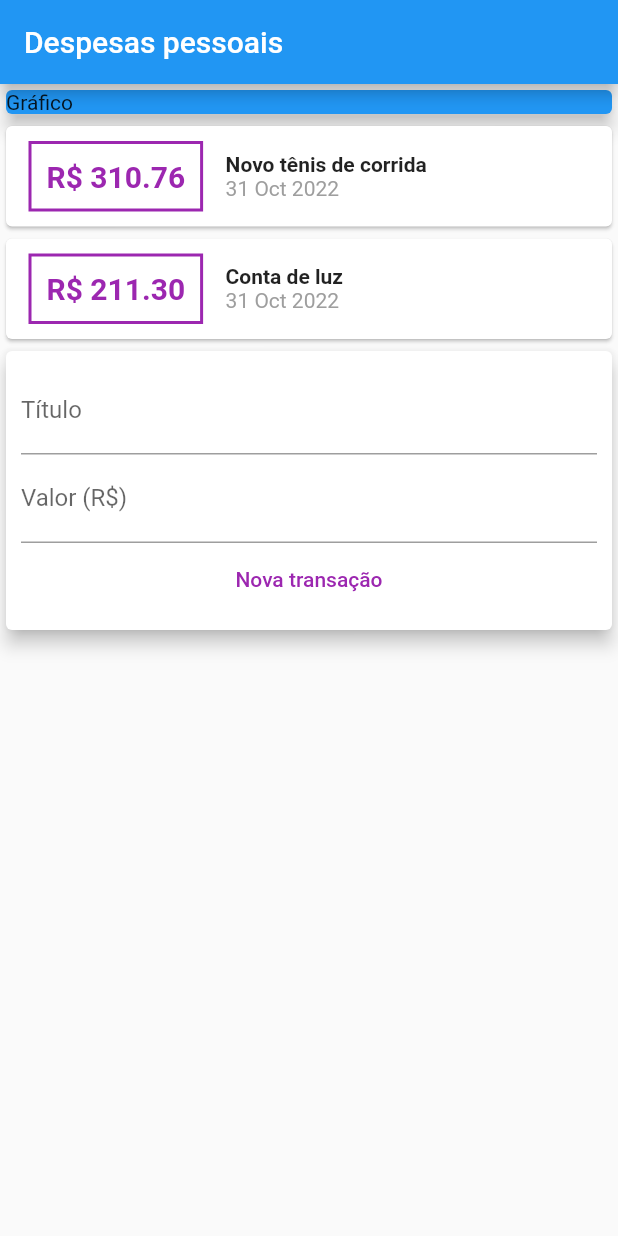
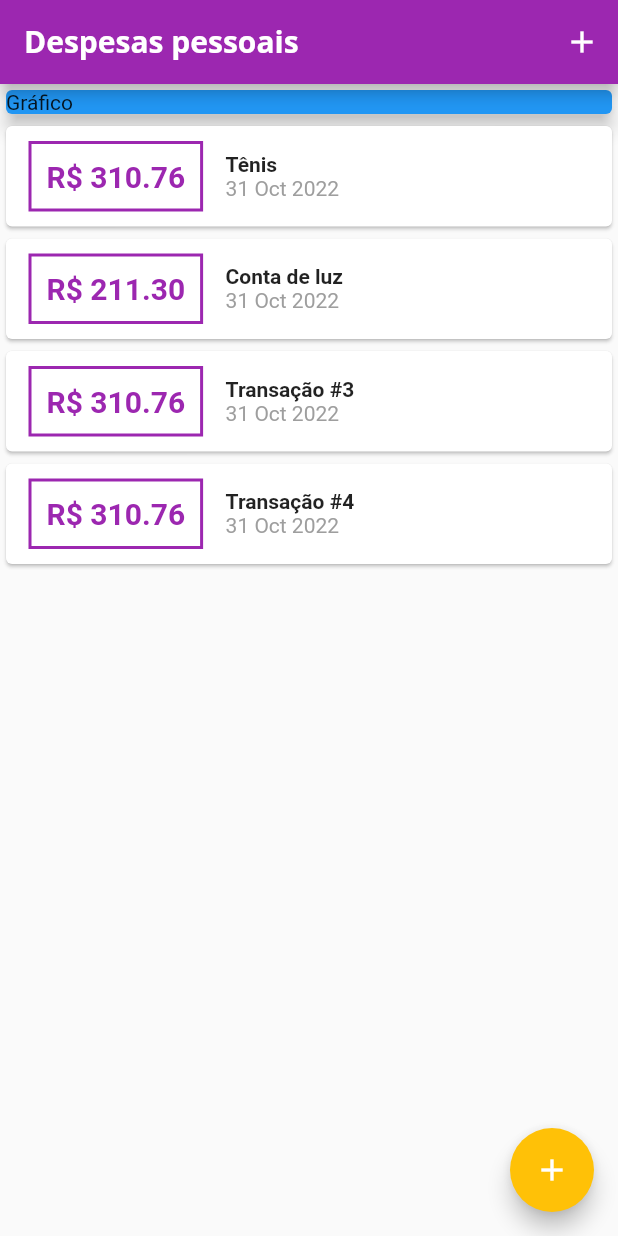
Before and after one commit to xFabriicioJS/despesas-pessoais, a Flutter app: the screen it shows after launch, on a phone screen of 412 x 824 dp. Run offline on Flutter 3.47's test engine with Material 2 defaults, Android fonts, the phone set to English and light mode, and no system bars; Roboto replaces fonts that are missing (Open Sans).

Commit message:
diversas alterações

```diff
--- a/lib/components/transaction_user.dart
+++ /dev/null
@@ -1,48 +0,0 @@
-import 'dart:math';
-
-import 'package:expenses/components/transactions_form.dart';
-import 'package:expenses/components/transactions_list.dart';
-import 'package:expenses/models/transactions.dart';
-import 'package:flutter/cupertino.dart';
-
-class TransactionUser extends StatefulWidget {
-  const TransactionUser({super.key});
-
-  @override
-  State<TransactionUser> createState() => _TransactionUserState();
-}
-
-class _TransactionUserState extends State<TransactionUser> {
-  final List<Transactions> _transactions = [
-    Transactions(
-        id: 't1',
-        title: 'Novo tênis de corrida',
-        value: 310.76,
-        date: DateTime.now()),
-    Transactions(
-        id: 't2', title: 'Conta de luz', value: 211.30, date: DateTime.now()),
-  ];
-
-  _addTransaction(String title, double value) {
-    final newTransaction = Transactions(
-        id: Random().nextDouble().toString(),
-        title: title,
-        value: value,
-        date: DateTime.now());
-
-    // Alterando o estado da aplicação, alterando a lista, adicionando a nova transação
-    setState(() {
-      _transactions.add(newTransaction);
-    });
-  }
-
-  @override
-  Widget build(BuildContext context) {
-    return Column(
-      children: [
-        TransactionList(_transactions),
-        TransactionForm(_addTransaction)
-      ],
-    );
-  }
-}
--- a/lib/components/transactions_form.dart
+++ b/lib/components/transactions_form.dart
@@ -1,11 +1,29 @@
 import 'package:flutter/material.dart';
 
-class TransactionForm extends StatelessWidget {
+class TransactionForm extends StatefulWidget {
   final void Function(String, double) onSubmit;
 
   TransactionForm(this.onSubmit, {super.key});
 
+  @override
+  State<TransactionForm> createState() => _TransactionFormState();
+}
+
+class _TransactionFormState extends State<TransactionForm> {
+  _submitForm() {
+    final title = titleController.text;
+    final value = double.tryParse(valueController.text) ?? 0.0;
+
+    if (title.isEmpty || value <= 0.0) {
+      //cortará a função e não permitirá seu prosseguimento.
+      return;
+    }
+
+    widget.onSubmit(title, value);
+  }
+
   final titleController = TextEditingController();
+
   final valueController = TextEditingController();
 
   @override
@@ -19,18 +37,19 @@ class TransactionForm extends StatelessWidget {
             TextField(
               decoration: const InputDecoration(labelText: 'Título'),
               controller: titleController,
+              onSubmitted: (_) => _submitForm(),
             ),
             TextField(
+              keyboardType: TextInputType.number,
+              // Esse underline "_" quer dizer que é um parâmetro obriga´tório mas que não iremos usar
+              onSubmitted: (_) => _submitForm(),
               decoration: const InputDecoration(
                 labelText: 'Valor (R\$)',
               ),
               controller: valueController,
             ),
             TextButton(
-              onPressed: () {
-                onSubmit(titleController.text,
-                    double.tryParse(valueController.text) ?? 0.0);
-              },
+              onPressed: _submitForm,
               style: TextButton.styleFrom(foregroundColor: Colors.purple),
               child: const Text('Nova transação'),
             )
--- a/lib/components/transactions_list.dart
+++ b/lib/components/transactions_list.dart
@@ -1,3 +1,5 @@
+// ignore_for_file: sized_box_for_whitespace
+
 import 'package:expenses/models/transactions.dart';
 import 'package:flutter/material.dart';
 import 'package:intl/intl.dart';
@@ -10,22 +12,30 @@ class TransactionList extends StatelessWidget {
 
   @override
   Widget build(BuildContext context) {
-    return Column(
-      children: transactions
-          .map((tr) => Card(
+    return Container(
+      height: 300,
+      // list view precisa de um componente pai com um tamanho pré-definido, por isso esse container acima
+      child: ListView.builder(
+        itemCount: transactions.length,
+        itemBuilder: ((context, index) {
+          final tr = transactions[index];
+
+          return Card(
             child: Row(children: <Widget>[
               Container(
-                    margin: const EdgeInsets.symmetric(
-                        horizontal: 15, vertical: 10),
+                margin:
+                    const EdgeInsets.symmetric(horizontal: 15, vertical: 10),
                 decoration: BoxDecoration(
-                        border: Border.all(color: Colors.purple, width: 2)),
+                    border: Border.all(
+                        color: Theme.of(context).colorScheme.primary,
+                        width: 2)),
                 padding: const EdgeInsets.all(10.0),
                 child: Text(
                   'R\$ ${tr.value.toStringAsFixed(2)}',
-                      style: const TextStyle(
+                  style: TextStyle(
                       fontWeight: FontWeight.bold,
                       fontSize: 20,
-                          color: Colors.purple),
+                      color: Theme.of(context).colorScheme.primary),
                 ),
               ),
               Column(
@@ -44,8 +54,9 @@ class TransactionList extends StatelessWidget {
                 ],
               )
             ]),
-              ))
-          .toList(),
+          );
+        }),
+      ),
     ); //Column
   }
 }
--- a/lib/main.dart
+++ b/lib/main.dart
@@ -1,5 +1,11 @@
-import 'package:expenses/components/transaction_user.dart';
+// ignore_for_file: avoid_unnecessary_containers
+
+import 'package:expenses/components/transactions_form.dart';
 import 'package:flutter/material.dart';
+import 'package:expenses/models/transactions.dart';
+import 'dart:math';
+
+import 'components/transactions_list.dart';
 
 void main(List<String> args) {
   runApp(const ExpensesApp());
@@ -10,18 +16,89 @@ class ExpensesApp extends StatelessWidget {
 
   @override
   Widget build(BuildContext context) {
-    return const MaterialApp(home: MyHomePage());
+    final ThemeData tema = ThemeData();
+
+    return MaterialApp(
+      home: MyHomePage(),
+      theme: tema.copyWith(
+          colorScheme: tema.colorScheme.copyWith(
+            primary: Colors.purple,
+            secondary: Colors.amber,
+          ),
+          textTheme: tema.textTheme.copyWith(
+            headline6: const TextStyle(
+              fontFamily: 'Open Sans',
+              fontSize: 18,
+              fontWeight: FontWeight.bold,
+              color: Colors.black,
+            ),
+          ),
+          appBarTheme: const AppBarTheme(
+              titleTextStyle: TextStyle(
+                  fontFamily: 'Open Sans',
+                  fontSize: 20,
+                  fontWeight: FontWeight.bold))),
+    );
   }
 }
 
-class MyHomePage extends StatelessWidget {
+class MyHomePage extends StatefulWidget {
   const MyHomePage({super.key});
+
+  @override
+  State<MyHomePage> createState() => _MyHomePageState();
+}
+
+class _MyHomePageState extends State<MyHomePage> {
+  final List<Transactions> _transactions = [
+    Transactions(id: 't1', title: 'Tênis', value: 310.76, date: DateTime.now()),
+    Transactions(
+        id: 't2', title: 'Conta de luz', value: 211.30, date: DateTime.now()),
+    Transactions(
+        id: 't3', title: 'Transação #3', value: 310.76, date: DateTime.now()),
+    Transactions(
+        id: 't4', title: 'Transação #4', value: 310.76, date: DateTime.now()),
+    Transactions(
+        id: 't5', title: 'Transação #5', value: 310.76, date: DateTime.now()),
+  ];
+
+  _addTransaction(String title, double value) {
+    final newTransaction = Transactions(
+        id: Random().nextDouble().toString(),
+        title: title,
+        value: value,
+        date: DateTime.now());
+
+    // Alterando o estado da aplicação, alterando a lista, adicionando a nova transação
+    setState(() {
+      _transactions.add(newTransaction);
+    });
+
+    //Fechando o modal
+    Navigator.of(context).pop();
+  }
+
+  _openTransactionFormModal(BuildContext context) {
+    showModalBottomSheet(
+        context: context,
+        builder: (_) {
+          return TransactionForm(_addTransaction);
+        });
+  }
 
   @override
   Widget build(BuildContext context) {
     return Scaffold(
-      appBar: AppBar(title: const Text('Despesas pessoais')),
-      body: Column(
+      appBar: AppBar(
+        title: const Text('Despesas pessoais'),
+        actions: <Widget>[
+          IconButton(
+              onPressed: () => _openTransactionFormModal(context),
+              icon: const Icon(Icons.add))
+        ],
+      ),
+      body: SingleChildScrollView(
+        child: Column(
           crossAxisAlignment: CrossAxisAlignment.stretch,
           children: <Widget>[
             Container(
@@ -33,8 +110,13 @@ class MyHomePage extends StatelessWidget {
                 child: Text('Gráfico'),
               ),
             ),
-          const TransactionUser()
+            TransactionList(_transactions),
           ],
+        ),
+      ),
+      floatingActionButton: FloatingActionButton(
+        child: const Icon(Icons.add),
+        onPressed: () => _openTransactionFormModal(context),
       ),
     );
   }
```
Lines whose indentation alone changed are shown as unchanged.
